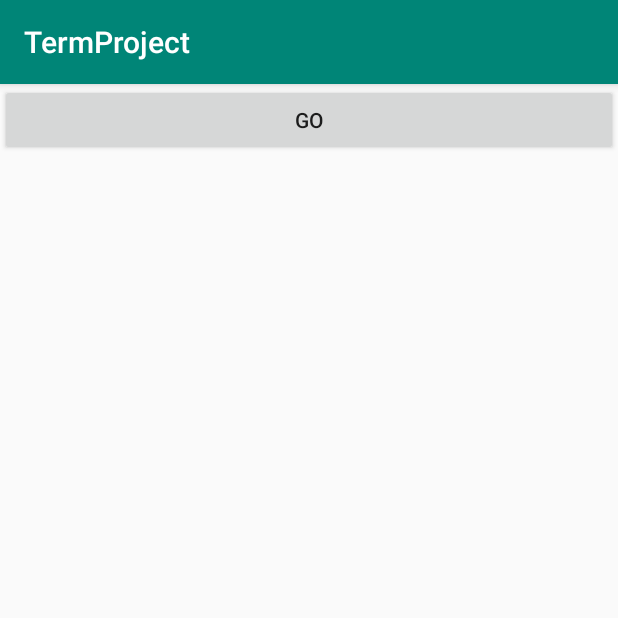
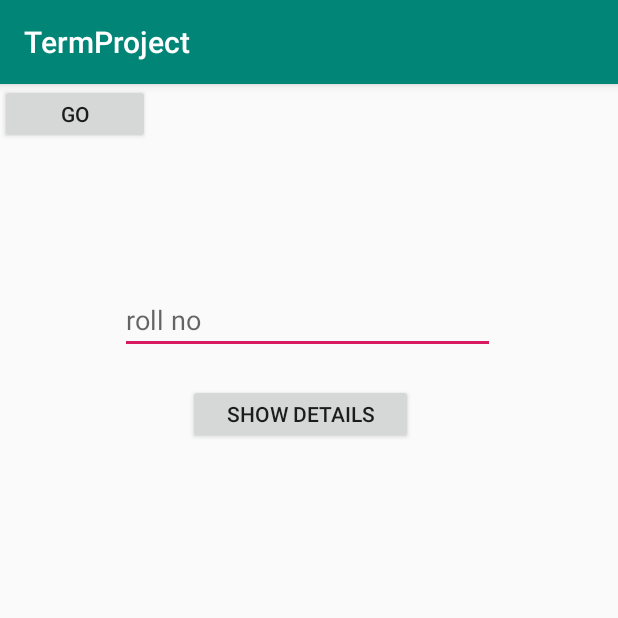
Before and after one commit to bparul7/AttendanceSystem, an Android app: the MakeEntryActivity screen opened directly, with no data from a screen before it, on a phone screen of 412 x 824 dp, the top half of it. Run offline under Robolectric (Android 15) with nearby library versions, the phone set to English and light mode, and no system bars; our stand-ins replace Firebase (no records; nobody signed in at launch, a user with empty details on screens opened directly).

```diff
--- a/CourseProject/TermProject/app/src/main/AndroidManifest.xml
+++ b/CourseProject/TermProject/app/src/main/AndroidManifest.xml
@@ -9,7 +9,8 @@
         android:roundIcon="@mipmap/ic_launcher_round"
         android:supportsRtl="true"
         android:theme="@style/AppTheme">
-        <activity android:name=".MakeEntryActivity"></activity>
+        <activity android:name=".DisplayInfo"></activity>
+        <activity android:name=".MakeEntryActivity" />
         <activity android:name=".Profile" />
         <activity android:name=".SignUpActivity" />
         <activity android:name=".SignInActivity" />
--- a/CourseProject/TermProject/app/src/main/java/com/parul/termproject/MakeEntryActivity.java
+++ b/CourseProject/TermProject/app/src/main/java/com/parul/termproject/MakeEntryActivity.java
@@ -2,9 +2,13 @@ package com.parul.termproject;
 
 import androidx.appcompat.app.AppCompatActivity;
 
+import android.content.Intent;
 import android.os.Bundle;
 import android.view.View;
 import android.widget.Button;
+import android.widget.EditText;
+import android.widget.TextView;
+import android.widget.Toast;
 
 import com.google.firebase.database.DatabaseReference;
 import com.google.firebase.database.FirebaseDatabase;
@@ -13,6 +17,10 @@ public class MakeEntryActivity extends AppCompatActivity {
 
     private Button b1;
     DatabaseReference mentry;
+    private EditText t1;
+    private Button eroll;
+    private String rollno;
+    public static final String EXTRA_MESSAGE = "com.parul.termproject.MESSAGE";
 
     @Override
     protected void onCreate(Bundle savedInstanceState) {
@@ -28,11 +36,28 @@ public class MakeEntryActivity extends AppCompatActivity {
                 Make_Entry();
             }
         });
+
+        t1 = (EditText) findViewById(R.id.roll);
+        eroll = (Button) findViewById(R.id.enter);
+            eroll.setOnClickListener(new View.OnClickListener() {
+                @Override
+                public void onClick(View v) {
+                    rollno = t1.getText().toString();
+                    if (rollno.isEmpty()) {
+                        Toast.makeText(MakeEntryActivity.this, "Enter Roll NO", Toast.LENGTH_SHORT).show();
+                    }
+                    else {
+                        Intent i = new Intent(MakeEntryActivity.this, DisplayInfo.class);
+                        i.putExtra(EXTRA_MESSAGE, rollno);
+                        startActivity(i);
+                    }
+                }
+            });
     }
 
     public void Make_Entry() {
         String name = "Aakanksha";
-        String RollNo = "17MI549";
+        String RollNo = "17Mi549";
         String Category = "Integrated M.Tech";
         String deptt = "CSE";
 
--- a/CourseProject/TermProject/app/src/main/res/layout/activity_make_entry.xml
+++ b/CourseProject/TermProject/app/src/main/res/layout/activity_make_entry.xml
@@ -4,14 +4,34 @@
     xmlns:tools="http://schemas.android.com/tools"
     android:layout_width="match_parent"
     android:layout_height="match_parent"
-    tools:context=".MakeEntryActivity">
+    tools:context=".MakeEntryActivity"
+    android:orientation="vertical">
 
 
     <Button
         android:id="@+id/go"
-        android:layout_width="wrap_content"
-        android:layout_height="wrap_content"
-        android:layout_weight="1"
+        android:layout_width="100dp"
+        android:layout_height="40dp"
         android:clickable="true"
         android:text="Go" />
+
+    <EditText
+        android:id="@+id/roll"
+        android:layout_width="250dp"
+        android:layout_height="40dp"
+        android:inputType="textPersonName"
+        android:hint="roll no"
+        android:layout_marginTop="100dp"
+        android:layout_marginLeft="80dp"/>
+
+    <Button
+        android:id="@+id/enter"
+        android:layout_width="150dp"
+        android:layout_height="40dp"
+        android:clickable="true"
+        android:text="Show Details"
+        android:layout_marginLeft="125dp"
+        android:layout_marginTop="20dp"/>
+
+
 </LinearLayout>
```
Also changed, not shown: CourseProject/TermProject/app/src/main/java/com/parul/termproject/DisplayInfo.java (added, +77 -0 lines), CourseProject/TermProject/app/src/main/res/layout/activity_display_info.xml (added, +74 -0 lines).
